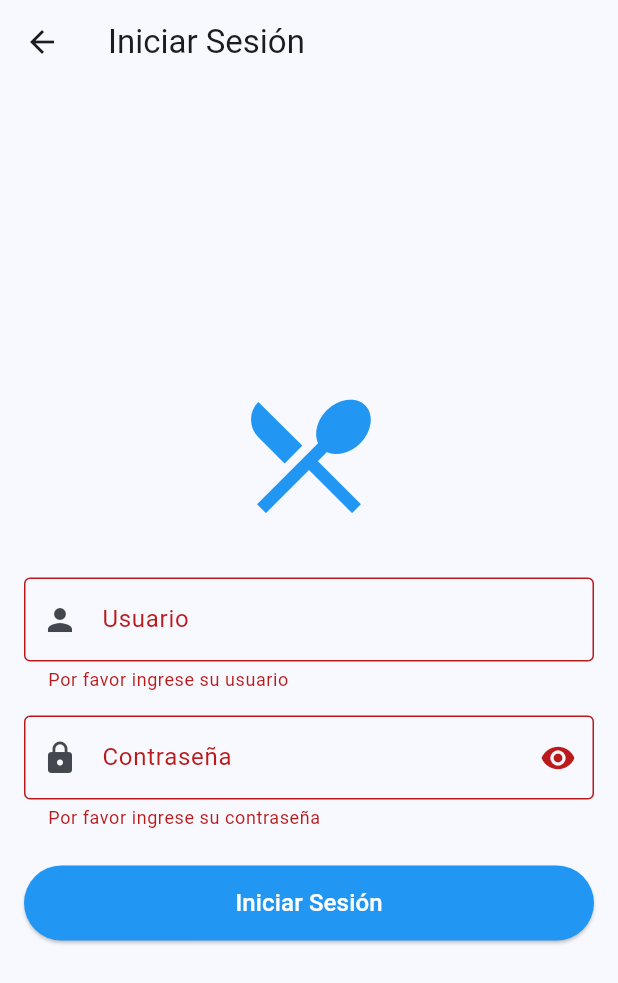
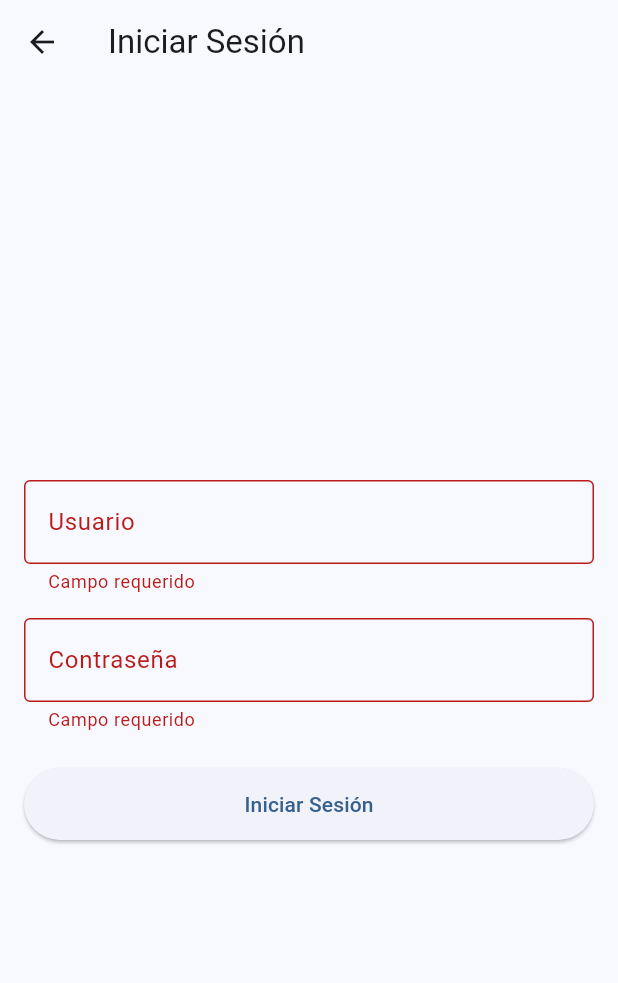
Before and after one commit to Elnuget/menu1, a Flutter app: the LoginScreen screen opened by its route, after a tap on "Iniciar Sesión", on a phone screen of 412 x 824 dp. Shown: the top 983 px of the screen. Run offline on Flutter 3.47's test engine with Material 3 defaults, Android fonts, the phone set to English and light mode, and no system bars; our stand-ins replace sqflite; accounts and stored records are empty.

Commit message:
crud menu

```diff
--- a/lib/models/cart_item.dart
+++ b/lib/models/cart_item.dart
@@ -1,14 +1,16 @@
+import 'menu_item.dart';
 
 class CartItem {
-  final String name;
-  final double price;
+  final MenuItem menuItem;
   int quantity;
 
   CartItem({
-    required this.name,
-    required this.price,
+    required this.menuItem,
     this.quantity = 1,
   });
 
-  double get total => price * quantity;
+  double get total => menuItem.price * quantity;
+
+  String get name => menuItem.name;
+  double get price => menuItem.price;
 }
--- /dev/null
+++ b/lib/providers/auth_provider.dart
@@ -0,0 +1,35 @@
+import 'package:flutter/foundation.dart';
+import '../models/user.dart';
+import '../services/database_service.dart';
+
+class AuthProvider with ChangeNotifier {
+  User? _currentUser;
+  bool _isLoading = false;
+
+  User? get currentUser => _currentUser;
+  bool get isLoading => _isLoading;
+  bool get isAuthenticated => _currentUser != null;
+  bool get isAdmin => _currentUser?.isAdmin ?? false;
+
+  Future<bool> login(String username, String password) async {
+    _isLoading = true;
+    notifyListeners();
+
+    try {
+      final user = await DatabaseService().login(username, password);
+      _currentUser = user;
+      _isLoading = false;
+      notifyListeners();
+      return user != null;
+    } catch (e) {
+      _isLoading = false;
+      notifyListeners();
+      return false;
+    }
+  }
+
+  void logout() {
+    _currentUser = null;
+    notifyListeners();
+  }
+}
--- a/lib/screens/login_screen.dart
+++ b/lib/screens/login_screen.dart
@@ -1,6 +1,6 @@
 import 'package:flutter/material.dart';
-import '../services/database_service.dart';
-import 'admin/admin_menu_screen.dart';
+import 'package:provider/provider.dart';
+import '../providers/auth_provider.dart';
 
 class LoginScreen extends StatefulWidget {
   const LoginScreen({super.key});
@@ -14,57 +14,6 @@ class _LoginScreenState extends State<LoginScreen> {
   final _usernameController = TextEditingController();
   final _passwordController = TextEditingController();
   bool _isLoading = false;
-  bool _obscurePassword = true;
-
-  Future<void> _login() async {
-    if (_formKey.currentState?.validate() ?? false) {
-      setState(() {
-        _isLoading = true;
-      });
-
-      try {
-        final user = await DatabaseService().login(
-          _usernameController.text,
-          _passwordController.text,
-        );
-
-        if (user != null && user.isAdmin) {
-          if (mounted) {
-            Navigator.pushReplacement(
-              context,
-              MaterialPageRoute(
-                builder: (context) => const AdminMenuScreen(),
-              ),
-            );
-          }
-        } else {
-          if (mounted) {
-            ScaffoldMessenger.of(context).showSnackBar(
-              const SnackBar(
-                content: Text('Usuario o contraseña incorrectos'),
-                backgroundColor: Colors.red,
-              ),
-            );
-          }
-        }
-      } catch (e) {
-        if (mounted) {
-          ScaffoldMessenger.of(context).showSnackBar(
-            SnackBar(
-              content: Text('Error: ${e.toString()}'),
-              backgroundColor: Colors.red,
-            ),
-          );
-        }
-      } finally {
-        if (mounted) {
-          setState(() {
-            _isLoading = false;
-          });
-        }
-      }
-    }
-  }
 
   @override
   void dispose() {
@@ -73,15 +22,43 @@ class _LoginScreenState extends State<LoginScreen> {
     super.dispose();
   }
 
+  Future<void> _login() async {
+    if (_formKey.currentState?.validate() ?? false) {
+      setState(() {
+        _isLoading = true;
+      });
+
+      final authProvider = Provider.of<AuthProvider>(context, listen: false);
+      final success = await authProvider.login(
+        _usernameController.text,
+        _passwordController.text,
+      );
+
+      setState(() {
+        _isLoading = false;
+      });
+
+      if (success && mounted) {
+        if (authProvider.isAdmin) {
+          Navigator.pushReplacementNamed(context, '/admin');
+        } else {
+          Navigator.pop(context);
+        }
+      } else if (mounted) {
+        ScaffoldMessenger.of(context).showSnackBar(
+          const SnackBar(
+            content: Text('Usuario o contraseña incorrectos'),
+          ),
+        );
+      }
+    }
+  }
+
   @override
   Widget build(BuildContext context) {
     return Scaffold(
       appBar: AppBar(
         title: const Text('Iniciar Sesión'),
-        leading: IconButton(
-          icon: const Icon(Icons.arrow_back),
-          onPressed: () => Navigator.pushReplacementNamed(context, '/menu'),
-        ),
       ),
       body: Padding(
         padding: const EdgeInsets.all(16.0),
@@ -90,68 +67,35 @@ class _LoginScreenState extends State<LoginScreen> {
           child: Column(
             mainAxisAlignment: MainAxisAlignment.center,
             children: [
-              const Icon(
-                Icons.restaurant_menu,
-                size: 100,
-                color: Colors.blue,
-              ),
-              const SizedBox(height: 32),
               TextFormField(
                 controller: _usernameController,
                 decoration: const InputDecoration(
                   labelText: 'Usuario',
-                  prefixIcon: Icon(Icons.person),
                   border: OutlineInputBorder(),
                 ),
-                validator: (value) {
-                  if (value == null || value.isEmpty) {
-                    return 'Por favor ingrese su usuario';
-                  }
-                  return null;
-                },
+                validator: (value) =>
+                    value?.isEmpty ?? true ? 'Campo requerido' : null,
               ),
               const SizedBox(height: 16),
               TextFormField(
                 controller: _passwordController,
-                decoration: InputDecoration(
+                decoration: const InputDecoration(
                   labelText: 'Contraseña',
-                  prefixIcon: const Icon(Icons.lock),
-                  suffixIcon: IconButton(
-                    icon: Icon(
-                      _obscurePassword ? Icons.visibility : Icons.visibility_off,
-                    ),
-                    onPressed: () {
-                      setState(() {
-                        _obscurePassword = !_obscurePassword;
-                      });
-                    },
-                  ),
-                  border: const OutlineInputBorder(),
+                  border: OutlineInputBorder(),
                 ),
-                obscureText: _obscurePassword,
-                validator: (value) {
-                  if (value == null || value.isEmpty) {
-                    return 'Por favor ingrese su contraseña';
-                  }
-                  return null;
-                },
+                obscureText: true,
+                validator: (value) =>
+                    value?.isEmpty ?? true ? 'Campo requerido' : null,
               ),
               const SizedBox(height: 24),
               SizedBox(
                 width: double.infinity,
-                height: 50,
+                height: 48,
                 child: ElevatedButton(
                   onPressed: _isLoading ? null : _login,
-                  style: ElevatedButton.styleFrom(
-                    backgroundColor: Colors.blue,
-                    foregroundColor: Colors.white,
-                  ),
                   child: _isLoading
-                      ? const CircularProgressIndicator(color: Colors.white)
-                      : const Text(
-                          'Iniciar Sesión',
-                          style: TextStyle(fontSize: 16),
-                        ),
+                      ? const CircularProgressIndicator()
+                      : const Text('Iniciar Sesión'),
                 ),
               ),
             ],
```
Also changed, not shown: lib/main.dart (+8 -2 lines), lib/providers/cart_provider.dart (+16 -18 lines), lib/screens/admin_screen.dart (added, +221 -0 lines), lib/screens/cart_screen.dart (+72 -47 lines), lib/screens/menu_screen.dart (+83 -13 lines).
